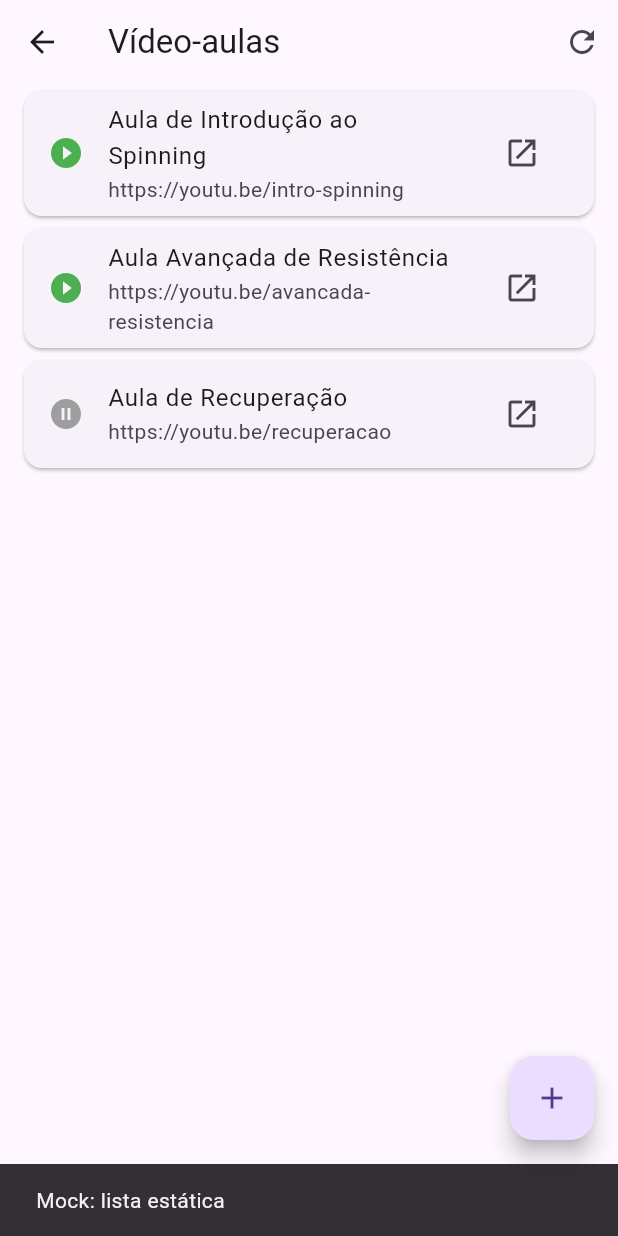
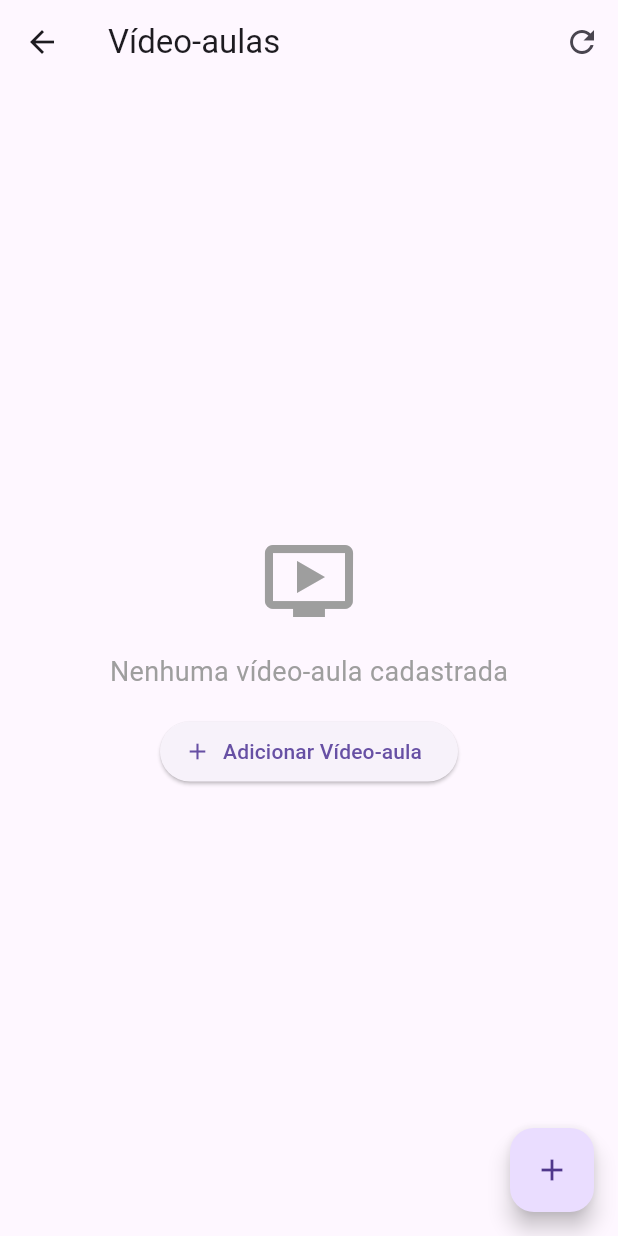
Before and after one commit to larybino/Spin-flow, a Flutter app: the ListaVideoAula screen opened by its route, after a tap on the "refresh" icon, on a phone screen of 412 x 824 dp. Run offline on Flutter 3.47's test engine with Material 3 defaults, Android fonts, the phone set to English and light mode, and no system bars; our stand-ins replace mask_text_input_formatter, sqflite, sqflite_common_ffi, sqflite_common_ffi_web; accounts and stored records are empty.

Commit message:
refactor: adapta lista para usar DAO

```diff
--- a/lib/configuracoes/rotas.dart
+++ b/lib/configuracoes/rotas.dart
@@ -36,4 +36,5 @@ class Rotas {
   static const String listaBikes = '/lista-bikes';
   static const String listaMixes = '/lista-mixes';
   static const String listaGruposAlunos = '/lista-grupos-alunos';
+  static const String listaVideoAula = '/lista-video-aula';
 }
--- a/lib/spim_flow_app.dart
+++ b/lib/spim_flow_app.dart
@@ -66,7 +66,7 @@ class SpinFlowApp extends StatelessWidget {
         Rotas.listaBikes: (context) => const ListaBikes(),
         Rotas.listaMixes: (context) => const ListaMixes(),
         Rotas.listaGruposAlunos: (context) => const ListaGruposAlunos(),
-        '/lista-video-aula': (context) => const ListaVideoAula(),
+        Rotas.listaVideoAula: (context) => const ListaVideoAula(),
       },
     );
   }
--- a/lib/widget/listas/lista_video_aula.dart
+++ b/lib/widget/listas/lista_video_aula.dart
@@ -1,5 +1,4 @@
 import 'package:flutter/material.dart';
-import 'package:spin_flow/banco/mock/mock_video_aula.dart';
 import 'package:spin_flow/banco/sqlite/dao/dao_video_aula.dart';
 import 'package:spin_flow/dto/dto_video_aula.dart';
 import 'package:spin_flow/configuracoes/rotas.dart';
@@ -49,24 +48,37 @@ class _ListaVideoAulaState extends State<ListaVideoAula> {
         actions: [
           IconButton(
             icon: const Icon(Icons.refresh),
-            onPressed: () {
-              // No mock, não recarrega
-              ScaffoldMessenger.of(context).showSnackBar(
-                const SnackBar(content: Text('Mock: lista estática')),
-              );
-            },
+            onPressed: _recarregarLista, // Agora o botão funciona!
             tooltip: 'Recarregar',
           ),
         ],
       ),
-      body: mockVideoAulas.isEmpty
-          ? _widgetSemDados(context)
-          : ListView.builder(
-              itemCount: mockVideoAulas.length,
-              itemBuilder: (context, index) => _itemLista(context, mockVideoAulas[index]),
+      body: FutureBuilder<List<DTOVideoAula>>(
+        future: _dao.listar(), // O Future que o builder vai "escutar"
+        builder: (context, snapshot) {
+          // 1. Enquanto os dados estão carregando
+          if (snapshot.connectionState == ConnectionState.waiting) {
+            return const Center(child: CircularProgressIndicator());
+          }
+          // 2. Se ocorreu um erro na busca
+          if (snapshot.hasError) {
+            return Center(child: Text('Erro ao carregar dados: ${snapshot.error}'));
+          }
+          // 3. Se os dados foram carregados, mas a lista está vazia
+          if (!snapshot.hasData || snapshot.data!.isEmpty) {
+            return _widgetSemDados(context);
+          }
+
+          // 4. Se tudo deu certo, exibe a lista de dados reais
+          final videoAulas = snapshot.data!;
+          return ListView.builder(
+            itemCount: videoAulas.length,
+            itemBuilder: (context, index) => _itemLista(context, videoAulas[index]),
+          );
+        },
       ),
       floatingActionButton: FloatingActionButton(
-        onPressed: () => Navigator.pushNamed(context, Rotas.cadastroVideoAula),
+        onPressed: () => _navegarParaFormulario(),
         tooltip: 'Adicionar Vídeo-aula',
         child: const Icon(Icons.add),
       ),
@@ -83,7 +95,7 @@ class _ListaVideoAulaState extends State<ListaVideoAula> {
           const Text('Nenhuma vídeo-aula cadastrada', style: TextStyle(fontSize: 18, color: Colors.grey)),
           const SizedBox(height: 16),
           ElevatedButton.icon(
-            onPressed: () => Navigator.pushNamed(context, Rotas.cadastroVideoAula),
+            onPressed: () => _navegarParaFormulario(),
             icon: const Icon(Icons.add),
             label: const Text('Adicionar Vídeo-aula'),
           ),
@@ -93,7 +105,19 @@ class _ListaVideoAulaState extends State<ListaVideoAula> {
   }
 
   Widget _itemLista(BuildContext context, DTOVideoAula videoAula) {
-    return Card(
+    return Dismissible(
+      key: Key(videoAula.id.toString()), // Chave única para identificar o item
+      direction: DismissDirection.endToStart, // Deslizar da direita para a esquerda
+      onDismissed: (direction) {
+        _excluirVideoAula(videoAula.id!); // Chama a função de exclusão
+      },
+      background: Container(
+        color: Colors.red,
+        alignment: Alignment.centerRight,
+        padding: const EdgeInsets.symmetric(horizontal: 20),
+        child: const Icon(Icons.delete, color: Colors.white),
+      ),
+      child: Card(
       margin: const EdgeInsets.symmetric(horizontal: 16, vertical: 4),
       child: ListTile(
         leading: Icon(
@@ -101,7 +125,7 @@ class _ListaVideoAulaState extends State<ListaVideoAula> {
           color: videoAula.ativo ? Colors.green : Colors.grey,
         ),
         title: Text(videoAula.nome),
-        subtitle: Text(videoAula.linkVideo ?? 'Sem link'),
+          subtitle: Text(videoAula.linkVideo?.isNotEmpty == true ? videoAula.linkVideo! : 'Sem link'),
           trailing: IconButton(
             icon: const Icon(Icons.open_in_new),
             tooltip: 'Abrir link',
@@ -109,17 +133,13 @@ class _ListaVideoAulaState extends State<ListaVideoAula> {
                 ? () => _abrirLink(context, videoAula.linkVideo!)
                 : null,
           ),
-        onTap: () => Navigator.pushNamed(
-          context,
-          Rotas.cadastroVideoAula,
-          arguments: videoAula,
+          onTap: () => _navegarParaFormulario(videoAula),
         ),
       ),
     );
   }
 
   void _abrirLink(BuildContext context, String url) async {
-    // Para abrir links, normalmente se usa url_launcher, mas aqui só mostra um SnackBar
     ScaffoldMessenger.of(context).showSnackBar(
       SnackBar(content: Text('Abrir link: $url')),
     );
```
Lines whose indentation alone changed are shown as unchanged.
